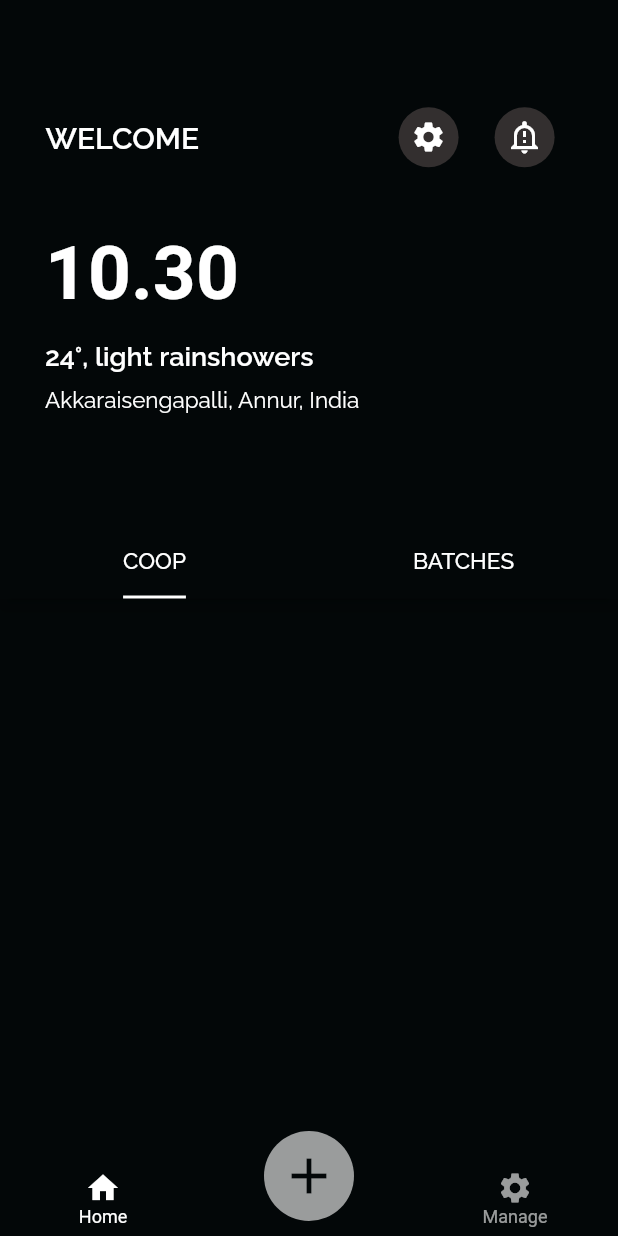
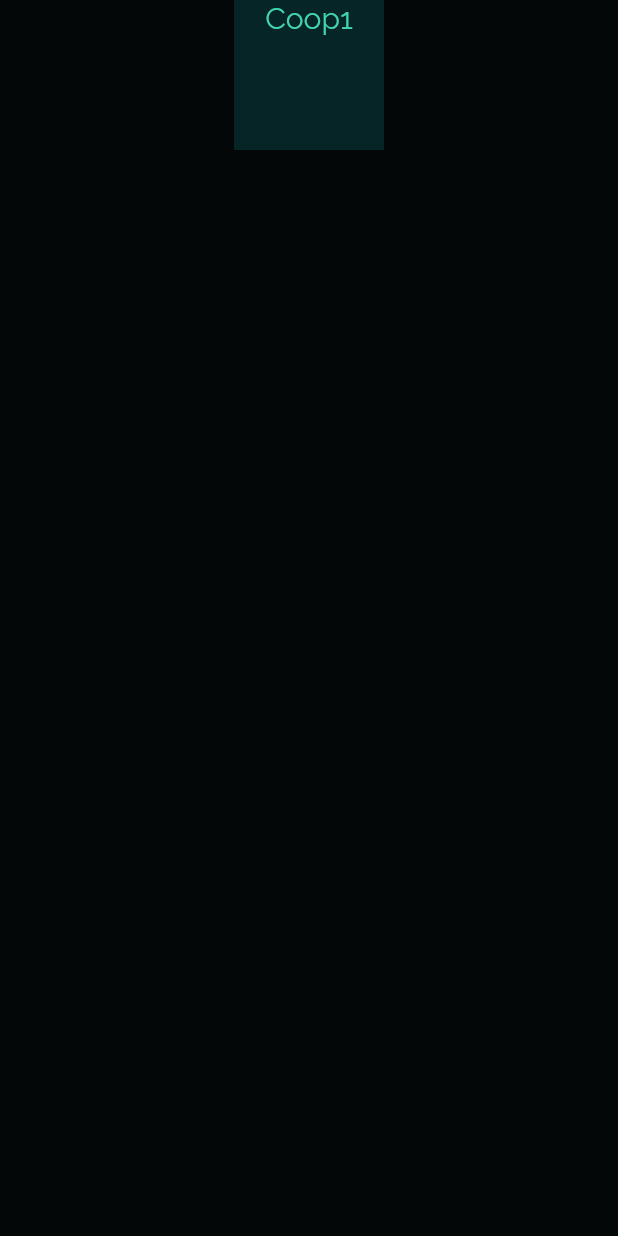
Before and after one commit to Sumithra-Sudhakar/cluck, a Flutter app: the screen it shows after launch, after a tap on the "notification important" icon, on a phone screen of 412 x 824 dp. Run offline on Flutter 3.47's test engine with Material 2 defaults, Android fonts, the phone set to English and light mode, and no system bars; drawn by our look-alikes of convex_bottom_bar; our stand-ins replace google_fonts.

Commit message:
fourth commit

```diff
--- a/lib/screens/homescreen.dart
+++ b/lib/screens/homescreen.dart
@@ -1,3 +1,5 @@
+
+
 import 'package:cluck/widgets/custom_sliver_widget.dart';
 import 'package:flutter/material.dart';
 import 'package:google_fonts/google_fonts.dart';
@@ -6,6 +8,7 @@ import 'package:intl/intl.dart';
 import 'package:convex_bottom_bar/convex_bottom_bar.dart';
 
 import 'loadingscreen.dart';
+import 'notifications.dart';
 
 class HomePage extends StatefulWidget {
   const HomePage({Key? key}) : super(key: key);
@@ -15,6 +18,8 @@ class HomePage extends StatefulWidget {
 }
 
 class _HomePageState extends State<HomePage> {
+  int _selectedIndex = 0;
+  static const List<Widget> _pages =[];
   @override
   Widget build(BuildContext context) {
     DateTime now = DateTime.now();
@@ -22,18 +27,29 @@ class _HomePageState extends State<HomePage> {
     return DefaultTabController(
       length: 2,
       child: Scaffold(
-        bottomNavigationBar: ConvexAppBar(
-          style: TabStyle.fixedCircle,
+        bottomNavigationBar:  BottomNavigationBar(
+          currentIndex: _selectedIndex, //New
+          onTap: _onItemTapped,
+          elevation: 4,
           backgroundColor: colors.scaffoldcolor,
+          selectedItemColor: colors.primarytextcolor,
+          unselectedItemColor: Colors.white54,
+
+
           items: [
-            TabItem(icon: Icons.home, title: 'Home'),
-            TabItem(
-              icon: Icons.add,
-              title: 'Add',
+            BottomNavigationBarItem(
+              icon: Icon(Icons.home),
+              label: 'Home',
+              backgroundColor: colors.scaffoldcolor,
+
+
             ),
-            TabItem(icon: Icons.settings, title: 'Manage'),
+            BottomNavigationBarItem(
+              icon: Icon(Icons.settings),
+              label: 'Manage',
+                backgroundColor: colors.scaffoldcolor
+            ),
           ],
-          onTap: (int i) => print('click index=$i'),
         ),
         backgroundColor: colors.scaffoldcolor,
         body: CustomSliverView(
@@ -62,10 +78,7 @@ class _HomePageState extends State<HomePage> {
                     ),
                     child: Icon(Icons.settings, color: colors.primarytextcolor),
                     onPressed: () {
-                      Navigator.push(
-                        context,
-                        MaterialPageRoute(builder: (context) => const LoadingScreen(),
-                      ));
+
                     },
                   ),
                   TextButton(
@@ -75,7 +88,12 @@ class _HomePageState extends State<HomePage> {
                     ),
                     child: Icon(Icons.notification_important_outlined,
                         color: colors.primarytextcolor),
-                    onPressed: () {},
+                    onPressed: () {
+                      Navigator.push(
+                          context,
+                          MaterialPageRoute(builder: (context) =>  Notifications(),
+                          ));
+                    },
                   ),
                   Spacer()
                 ],
@@ -88,6 +106,8 @@ class _HomePageState extends State<HomePage> {
                 child: Column(
                   crossAxisAlignment: CrossAxisAlignment.stretch,
                   children: [
+                    Row(
+                      children: [
                         Text(
                           "${formattedDate}",
                           style: TextStyle(
@@ -95,6 +115,32 @@ class _HomePageState extends State<HomePage> {
                               fontSize: 50,
                               fontWeight: FontWeight.bold,
                               color: colors.primarytextcolor),
+                        ),
+                        Spacer(
+                          flex: 4,
+                        ),
+                        InkWell(
+                          child: Container(
+                            height: 65,
+                            width: 65,
+                            decoration: BoxDecoration(
+                              borderRadius: BorderRadius.circular(20),
+                                shape: BoxShape.rectangle,
+                                color: colors.greencardbg,
+                                border: Border.all(
+                                  width: 1,
+                                )),
+                            child: Icon(Icons.add, color: colors.greentext, size: 40,),
+                          ),
+                          onTap: () {
+                            Navigator.push(
+                                context,
+                                MaterialPageRoute(builder: (context) => const LoadingScreen(),
+                                ));
+                          },
+                        ),
+Spacer()
+                      ],
                     ),
                     SizedBox(
                       height: 15,
@@ -160,4 +206,9 @@ class _HomePageState extends State<HomePage> {
       ),
     );
   }
+  void _onItemTapped(int index) {
+    setState(() {
+      _selectedIndex = index;
+    });
   }
+}
--- /dev/null
+++ b/lib/screens/notifications.dart
@@ -0,0 +1,38 @@
+import 'package:cluck/widgets/custom_sliver_widget.dart';
+import 'package:flutter/material.dart';
+import 'package:google_fonts/google_fonts.dart';
+import 'package:cluck/utils/colors.dart' as colors;
+
+class Notifications extends StatefulWidget {
+  const Notifications({Key? key}) : super(key: key);
+
+  @override
+  State<Notifications> createState() => _NotificationsState();
+}
+
+class _NotificationsState extends State<Notifications> {
+  @override
+  Widget build(BuildContext context) {
+    return Scaffold(
+      backgroundColor: colors.scaffoldcolor,
+      body: CustomSliverView(columnList: [
+
+         Container(
+           height: 100,
+          width: 100,
+          color: colors.greencardbg,
+           child: Column(
+             children: [
+               Text("Coop1", textAlign: TextAlign.left,
+               style: GoogleFonts.raleway(
+                 color: colors.greentext,
+                 fontSize: 20
+               ),
+               ),
+]
+           )
+      )
+      ]),
+    );
+  }
+}
--- a/lib/utils/colors.dart
+++ b/lib/utils/colors.dart
@@ -4,6 +4,7 @@ var scaffoldcolor = const Color(0xff030708);
 var primarytextcolor = const Color(0xffFFFFFF);
 var iconbg = const Color(0xff332F2F);
 var greencardbg = const Color(0xff062526);
+var redcardbg = const Color(0xff352626);
 var greentext = const Color(0xff41D4AF);
 var errortext = const Color(0xffFF4F4F);
 var yellowtext = const Color(0xffFFCE4F);
```
Also changed, not shown: lib/screens/addphoto.dart (+69 -5 lines). Lines whose indentation alone changed are shown as unchanged.
